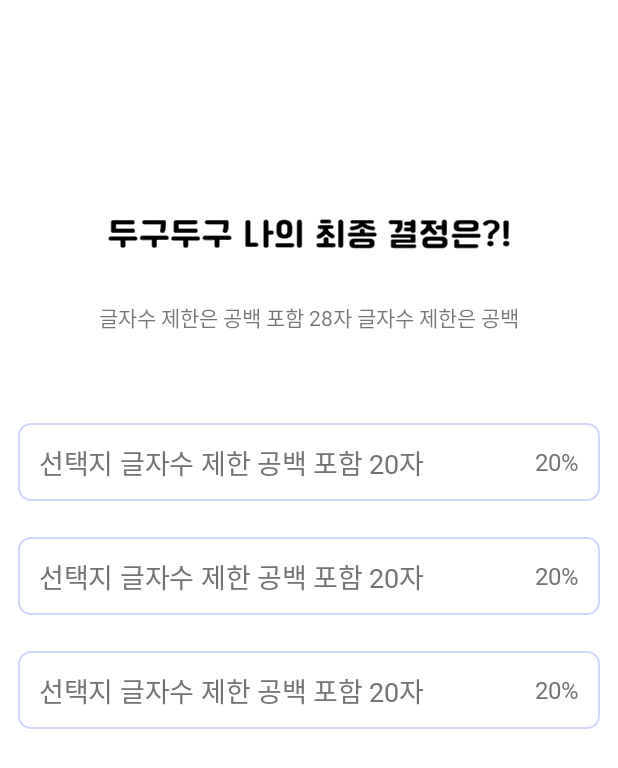
After one commit to TeamHARA/HARA_AOS, an Android app: the layout fragment_final_decide.xml on its own in the app's theme, with its tools: preview values and no code run, on a phone screen of 412 x 824 dp. The commit adds this screen. Shown: the top 768 px of the screen. Run offline under Robolectric (Android 15) with nearby library versions, the phone set to English and light mode, and no system bars.

Commit message:
[UI] 최종고민 뷰 짜는 중, 보관함 뷰 일부 변경

```diff
--- /dev/null
+++ b/app/src/main/res/layout/fragment_final_decide.xml
@@ -0,0 +1,39 @@
+<?xml version="1.0" encoding="utf-8"?>
+<androidx.constraintlayout.widget.ConstraintLayout xmlns:android="http://schemas.android.com/apk/res/android"
+    xmlns:app="http://schemas.android.com/apk/res-auto"
+    android:layout_width="match_parent"
+    android:layout_height="match_parent"
+    xmlns:tools="http://schemas.android.com/tools">
+
+    <ImageView
+        android:id="@+id/imageView"
+        android:layout_width="wrap_content"
+        android:layout_height="wrap_content"
+        android:layout_marginTop="141dp"
+        android:background="@drawable/img_decide_text"
+        app:layout_constraintEnd_toEndOf="parent"
+        app:layout_constraintStart_toStartOf="parent"
+        app:layout_constraintTop_toTopOf="parent" />
+
+    <TextView
+        android:id="@+id/textView"
+        android:layout_width="wrap_content"
+        android:layout_height="wrap_content"
+        android:layout_marginLeft="12dp"
+        android:layout_marginTop="30dp"
+        android:layout_marginRight="12dp"
+        app:layout_constraintEnd_toEndOf="parent"
+        app:layout_constraintStart_toStartOf="parent"
+        app:layout_constraintTop_toBottomOf="@+id/imageView"
+        tools:text="글자수 제한은 공백 포함 28자 글자수 제한은 공백" />
+
+    <androidx.recyclerview.widget.RecyclerView
+        android:layout_width="match_parent"
+        android:layout_height="0dp"
+        android:layout_marginTop="60dp"
+        android:layout_marginHorizontal="12dp"
+        app:layout_constraintTop_toBottomOf="@+id/textView"
+        app:layout_constraintBottom_toBottomOf="parent"
+        tools:listitem="@layout/item_final_option" />
+
+</androidx.constraintlayout.widget.ConstraintLayout>
--- a/app/src/main/res/layout/fragment_storage.xml
+++ b/app/src/main/res/layout/fragment_storage.xml
@@ -153,10 +153,11 @@
 
         <androidx.recyclerview.widget.RecyclerView
             android:layout_width="match_parent"
-            android:layout_height="wrap_content"
+            android:layout_height="0dp"
             app:layoutManager="androidx.recyclerview.widget.LinearLayoutManager"
             android:orientation="vertical"
             app:layout_constraintTop_toBottomOf="@+id/btn_storage_align"
+            app:layout_constraintBottom_toBottomOf="parent"
             android:layout_marginTop="12dp"
             tools:listitem="@layout/item_storage"
             android:layout_marginRight="12dp"
--- /dev/null
+++ b/app/src/main/res/layout/item_final_option.xml
@@ -0,0 +1,36 @@
+<?xml version="1.0" encoding="utf-8"?>
+<androidx.constraintlayout.widget.ConstraintLayout xmlns:android="http://schemas.android.com/apk/res/android"
+    xmlns:app="http://schemas.android.com/apk/res-auto"
+    android:layout_width="match_parent"
+    android:layout_height="wrap_content"
+    xmlns:tools="http://schemas.android.com/tools"
+    android:background="@drawable/shape_rectangle_blue3_stroke_1_8"
+    android:layout_marginBottom="24dp">
+
+    <TextView
+        android:id="@+id/tv_final_option1"
+        android:layout_width="wrap_content"
+        android:layout_height="wrap_content"
+        android:layout_marginLeft="14dp"
+        android:layout_marginTop="13dp"
+        android:layout_marginBottom="12dp"
+        app:layout_constraintStart_toStartOf="parent"
+        app:layout_constraintTop_toTopOf="parent"
+        app:layout_constraintBottom_toBottomOf="parent"
+        android:textColor="@color/gray_2"
+        android:textAppearance="@style/hara_modal2_m18"
+        tools:text="선택지 글자수 제한 공백 포함 20자" />
+
+    <TextView
+        android:id="@+id/tv_final_option2"
+        android:layout_width="wrap_content"
+        android:layout_height="wrap_content"
+        android:layout_marginRight="14dp"
+        app:layout_constraintBottom_toBottomOf="@+id/tv_final_option1"
+        app:layout_constraintEnd_toEndOf="parent"
+        app:layout_constraintTop_toTopOf="@+id/tv_final_option1"
+        android:textColor="@color/gray_2"
+        android:textAppearance="@style/hara_heading2_m16"
+        tools:text="20%" />
+
+</androidx.constraintlayout.widget.ConstraintLayout>
```
